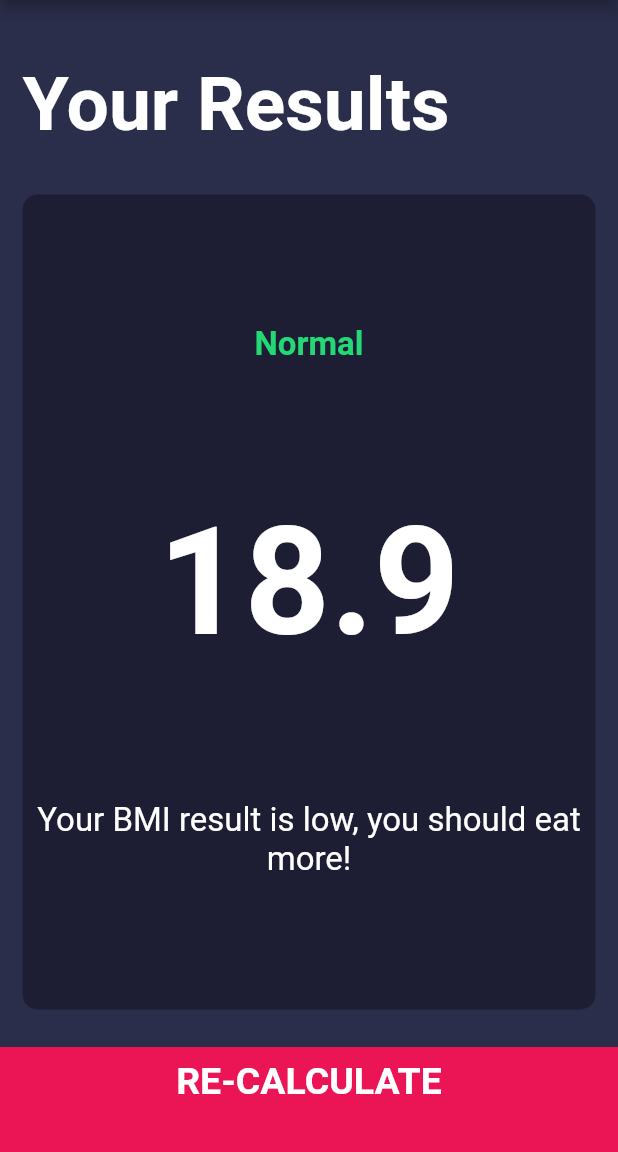
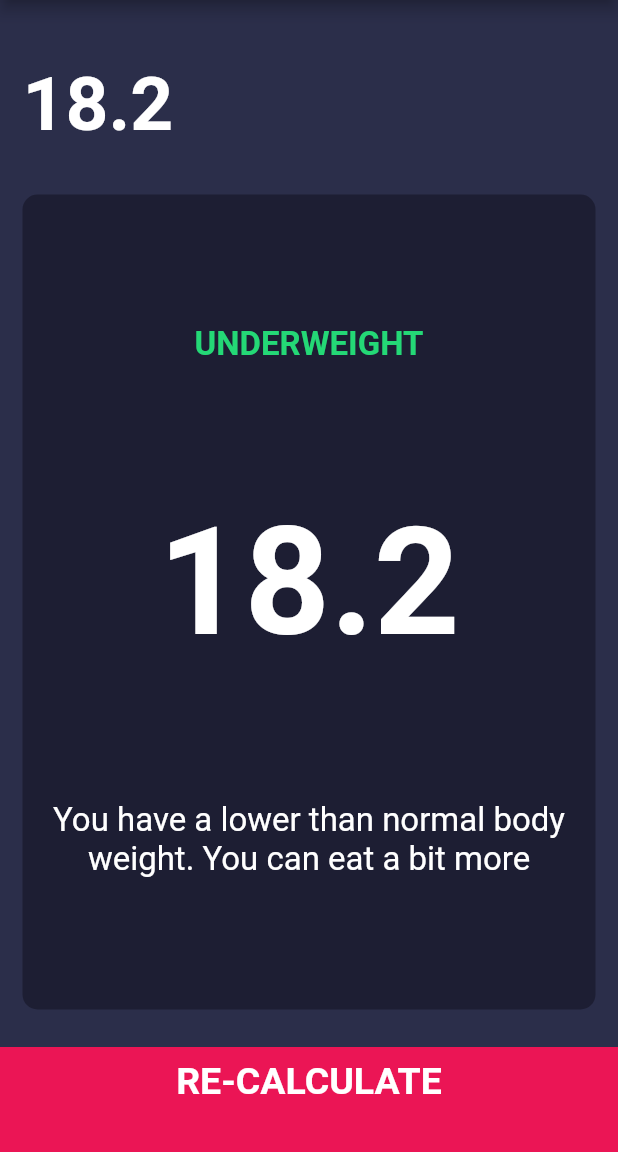
Before and after one commit to Sioomak/BMI-fullter-app, a Flutter app: the screen it shows after launch, after a tap on "CALCULATE", on a phone screen of 412 x 824 dp, the part 84-1236 px from its top. Run offline on Flutter 3.47's test engine with Material 2 defaults, Android fonts, the phone set to English and light mode, and no system bars; our stand-ins replace font_awesome_flutter.

Commit message:
all functionality added

```diff
--- /dev/null
+++ b/lib/calculator_brain.dart
@@ -0,0 +1,35 @@
+import 'dart:math';
+
+class CalculatorBrain {
+  CalculatorBrain({this.height, this.weight});
+
+  final int height;
+  final int weight;
+
+  double _bmi;
+
+  String calculateBMI() {
+    _bmi = weight / pow(height / 100, 2);
+    return _bmi.toStringAsFixed(1);
+  }
+
+  String getResult() {
+    if (_bmi >= 25) {
+      return 'Overweight';
+    } else if (_bmi > 18.5) {
+      return 'Normal';
+    } else {
+      return 'Underweight';
+    }
+  }
+
+  String getInterpretation() {
+    if (_bmi >= 25) {
+      return 'You have a higher than normal body weight. Try to exercise more.';
+    } else if (_bmi > 18.5) {
+      return 'You have a normal body weight. Good job!';
+    } else {
+      return 'You have a lower than normal body weight. You can eat a bit more';
+    }
+  }
+}
--- a/lib/screens/input_page.dart
+++ b/lib/screens/input_page.dart
@@ -8,6 +8,7 @@ import '../constants.dart';
 import 'results_page.dart';
 import '../components/bottom_button.dart';
 import '../components/round_icon_button.dart';
+import 'package:bmi_calculator/calculator_brain.dart';
 
 enum Gender {
   male,
@@ -215,8 +216,19 @@ class _InputPageState extends State<InputPage> {
           BottomButton(
             buttonTitle: 'CALCULATE',
             onTap: () {
-              Navigator.push(context,
-                  MaterialPageRoute(builder: (context) => ResultsPage()));
+              CalculatorBrain calc =
+                  CalculatorBrain(height: height, weight: weight);
+
+              Navigator.push(
+                context,
+                MaterialPageRoute(
+                  builder: (context) => ResultsPage(
+                    bmiResult: calc.calculateBMI(),
+                    resultText: calc.getResult(),
+                    interpretation: calc.getInterpretation(),
+                  ),
+                ),
+              );
             },
           ),
         ],
--- a/lib/screens/results_page.dart
+++ b/lib/screens/results_page.dart
@@ -4,6 +4,14 @@ import 'package:bmi_calculator/components/reusable_card.dart';
 import 'package:bmi_calculator/components/bottom_button.dart';
 
 class ResultsPage extends StatelessWidget {
+  ResultsPage(
+      {@required this.interpretation,
+      @required this.bmiResult,
+      @required this.resultText});
+
+  final String bmiResult;
+  final String resultText;
+  final String interpretation;
   @override
   Widget build(BuildContext context) {
     return Scaffold(
@@ -19,7 +27,7 @@ class ResultsPage extends StatelessWidget {
               padding: EdgeInsets.all(15.0),
               alignment: Alignment.bottomLeft,
               child: Text(
-                'Your Results',
+                bmiResult,
                 style: kTitleTextStyle,
               ),
             ),
@@ -33,14 +41,14 @@ class ResultsPage extends StatelessWidget {
                 crossAxisAlignment: CrossAxisAlignment.center,
                 children: <Widget>[
                   Text(
-                    'Normal',
+                    resultText.toUpperCase(),
                     style: kResultTextStyle,
                   ),
                   Text(
-                    '18.9',
+                    bmiResult,
                     style: kBmiTextStyle,
                   ),
-                  Text('Your BMI result is low, you should eat more!',
+                  Text(interpretation,
                       textAlign: TextAlign.center, style: kBmiInterpretStyle),
                 ],
               ),
```
